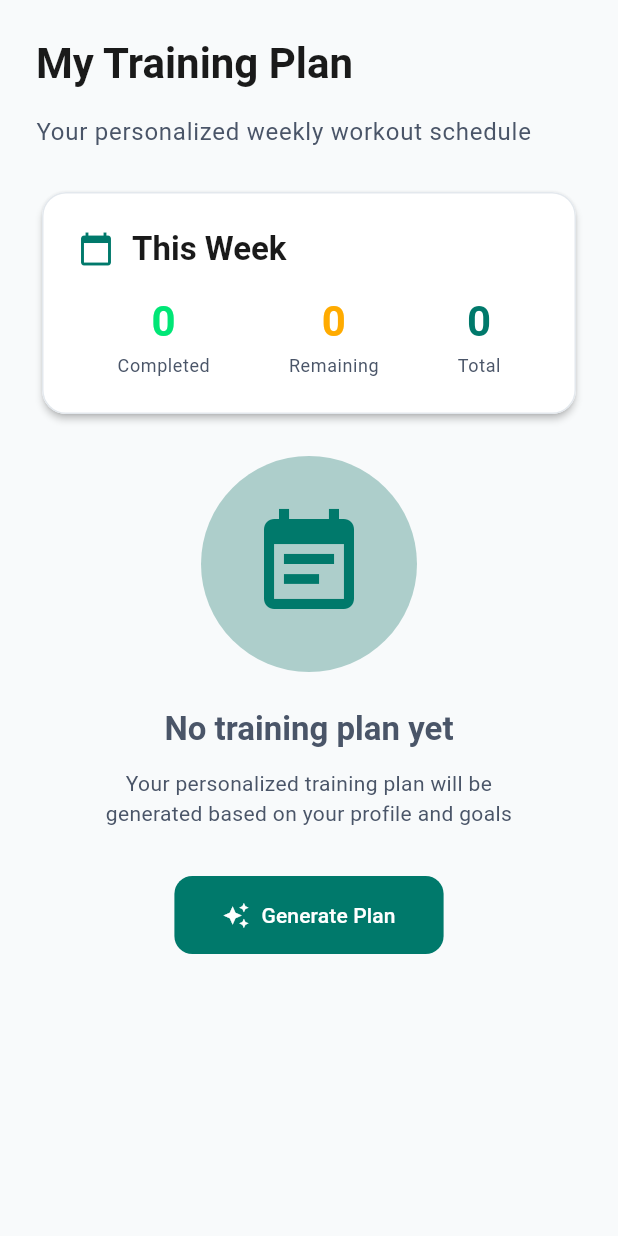
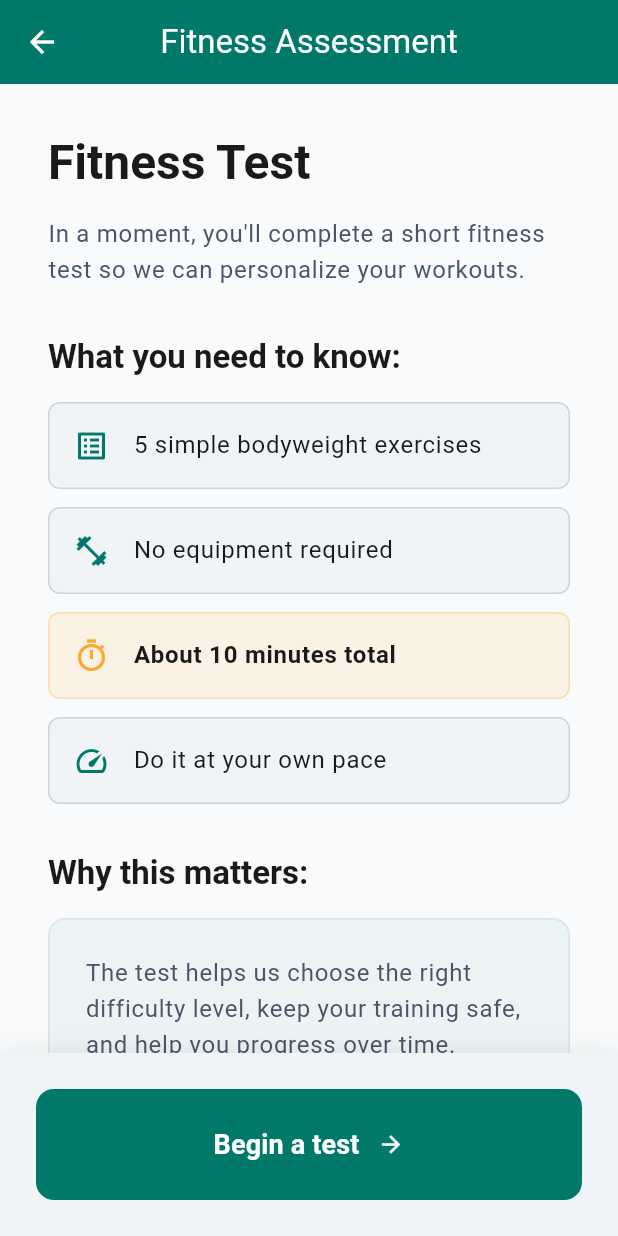
Before and after one commit to kmiszczynski/fitpilot, a Flutter app: the MyPlanScreen screen opened directly, after a tap on "Generate Plan", on a phone screen of 412 x 824 dp. Run offline on Flutter 3.47's test engine with Material 3 defaults, Android fonts, the phone set to English and light mode, and no system bars; our stand-ins replace cached_network_image, dartz, dio, equatable, flutter_secure_storage, font_awesome_flutter and 3 more; missing offline and left inert: amazon_cognito_identity_dart_2, flutter_appauth; accounts and stored records are empty.

Commit message:
Added introduction to fitness test screen.

```diff
--- /dev/null
+++ b/lib/screens/fitness_test_intro_screen.dart
@@ -0,0 +1,285 @@
+import 'package:flutter/material.dart';
+import '../constants/app_constants.dart';
+import '../core/theme/app_theme.dart';
+
+class FitnessTestIntroScreen extends StatelessWidget {
+  const FitnessTestIntroScreen({super.key});
+
+  @override
+  Widget build(BuildContext context) {
+    return Scaffold(
+      appBar: AppBar(
+        title: const Text('Fitness Assessment'),
+      ),
+      body: SafeArea(
+        child: Column(
+          children: [
+            Expanded(
+              child: SingleChildScrollView(
+                padding: const EdgeInsets.all(AppConstants.spacingXLarge),
+                child: Column(
+                  crossAxisAlignment: CrossAxisAlignment.start,
+                  children: [
+                    // Main Title
+                    Text(
+                      'Fitness Test',
+                      style:
+                          Theme.of(context).textTheme.headlineLarge?.copyWith(
+                                fontWeight: FontWeight.bold,
+                              ),
+                    ),
+                    const SizedBox(height: AppConstants.spacingMedium),
+
+                    // Intro Text
+                    Text(
+                      'In a moment, you\'ll complete a short fitness test so we can personalize your workouts.',
+                      style: Theme.of(context).textTheme.bodyLarge?.copyWith(
+                            color: AppTheme.getMutedTextColor(context),
+                            height: 1.5,
+                          ),
+                    ),
+                    const SizedBox(height: AppConstants.spacingXLarge),
+
+                    // What you need to know section
+                    _buildSectionTitle(context, 'What you need to know:'),
+                    const SizedBox(height: AppConstants.spacingMedium),
+                    _buildInfoCard(
+                      context,
+                      icon: Icons.list_alt,
+                      title: '5 simple bodyweight exercises',
+                    ),
+                    const SizedBox(height: AppConstants.spacingSmall),
+                    _buildInfoCard(
+                      context,
+                      icon: Icons.fitness_center_outlined,
+                      title: 'No equipment required',
+                    ),
+                    const SizedBox(height: AppConstants.spacingSmall),
+                    _buildInfoCard(
+                      context,
+                      icon: Icons.timer_outlined,
+                      title: 'About 10 minutes total',
+                      highlight: true,
+                    ),
+                    const SizedBox(height: AppConstants.spacingSmall),
+                    _buildInfoCard(
+                      context,
+                      icon: Icons.speed,
+                      title: 'Do it at your own pace',
+                    ),
+                    const SizedBox(height: AppConstants.spacingXLarge),
+
+                    // Why this matters section
+                    _buildSectionTitle(context, 'Why this matters:'),
+                    const SizedBox(height: AppConstants.spacingMedium),
+                    Container(
+                      padding: const EdgeInsets.all(AppConstants.spacingLarge),
+                      decoration: BoxDecoration(
+                        color: Theme.of(context)
+                            .colorScheme
+                            .primary
+                            .withOpacity(0.05),
+                        borderRadius: BorderRadius.circular(
+                          AppConstants.borderRadiusLarge,
+                        ),
+                        border: Border.all(
+                          color: Theme.of(context)
+                              .colorScheme
+                              .primary
+                              .withOpacity(0.1),
+                        ),
+                      ),
+                      child: Text(
+                        'The test helps us choose the right difficulty level, keep your training safe, and help you progress over time.',
+                        style: Theme.of(context).textTheme.bodyLarge?.copyWith(
+                              color: AppTheme.getMutedTextColor(context),
+                              height: 1.5,
+                            ),
+                      ),
+                    ),
+                    const SizedBox(height: AppConstants.spacingXLarge),
+
+                    // Important Notice
+                    Container(
+                      padding: const EdgeInsets.all(AppConstants.spacingLarge),
+                      decoration: BoxDecoration(
+                        color: Theme.of(context)
+                            .colorScheme
+                            .secondary
+                            .withOpacity(0.05),
+                        borderRadius: BorderRadius.circular(
+                          AppConstants.borderRadiusLarge,
+                        ),
+                        border: Border.all(
+                          color: Theme.of(context)
+                              .colorScheme
+                              .secondary
+                              .withOpacity(0.2),
+                        ),
+                      ),
+                      child: Row(
+                        crossAxisAlignment: CrossAxisAlignment.start,
+                        children: [
+                          Icon(
+                            Icons.info_outline,
+                            color: Theme.of(context).colorScheme.secondary,
+                            size: 24,
+                          ),
+                          const SizedBox(width: AppConstants.spacingMedium),
+                          Expanded(
+                            child: Column(
+                              crossAxisAlignment: CrossAxisAlignment.start,
+                              children: [
+                                Text(
+                                  'This is not a competition.',
+                                  style: Theme.of(context)
+                                      .textTheme
+                                      .titleMedium
+                                      ?.copyWith(
+                                        fontWeight: FontWeight.bold,
+                                      ),
+                                ),
+                                const SizedBox(height: 4),
+                                Text(
+                                  'Do your best and stop if anything feels painful.',
+                                  style: Theme.of(context)
+                                      .textTheme
+                                      .bodyMedium
+                                      ?.copyWith(
+                                        color:
+                                            AppTheme.getMutedTextColor(context),
+                                      ),
+                                ),
+                              ],
+                            ),
+                          ),
+                        ],
+                      ),
+                    ),
+                    const SizedBox(height: AppConstants.spacingXLarge),
+                  ],
+                ),
+              ),
+            ),
+
+            // Bottom Button
+            Container(
+              padding: const EdgeInsets.all(AppConstants.spacingLarge),
+              decoration: BoxDecoration(
+                color: Theme.of(context).colorScheme.surface,
+                boxShadow: [
+                  BoxShadow(
+                    color: Colors.black.withOpacity(0.05),
+                    blurRadius: 10,
+                    offset: const Offset(0, -5),
+                  ),
+                ],
+              ),
+              child: SafeArea(
+                top: false,
+                child: SizedBox(
+                  width: double.infinity,
+                  child: ElevatedButton(
+                    onPressed: () {
+                      // TODO: Navigate to fitness test
+                      ScaffoldMessenger.of(context).showSnackBar(
+                        const SnackBar(
+                          content: Text('Starting fitness test...'),
+                        ),
+                      );
+                    },
+                    style: ElevatedButton.styleFrom(
+                      padding: const EdgeInsets.symmetric(
+                        vertical: AppConstants.spacingLarge,
+                      ),
+                      shape: RoundedRectangleBorder(
+                        borderRadius: BorderRadius.circular(
+                          AppConstants.borderRadiusLarge,
+                        ),
+                      ),
+                    ),
+                    child: Row(
+                      mainAxisAlignment: MainAxisAlignment.center,
+                      children: [
+                        const Text(
+                          'Begin a test',
+                          style: TextStyle(
+                            fontSize: 18,
+                            fontWeight: FontWeight.bold,
+                          ),
+                        ),
+                        const SizedBox(width: AppConstants.spacingSmall),
+                        Icon(
+                          Icons.arrow_forward,
+                          color: Theme.of(context)
+                              .elevatedButtonTheme
+                              .style
+                              ?.foregroundColor
+                              ?.resolve({}),
+                        ),
+                      ],
+                    ),
+                  ),
+                ),
+              ),
+            ),
+          ],
+        ),
+      ),
+    );
+  }
+
+  Widget _buildSectionTitle(BuildContext context, String title) {
+    return Text(
+      title,
+      style: Theme.of(context).textTheme.titleLarge?.copyWith(
+            fontWeight: FontWeight.bold,
+          ),
+    );
+  }
+
+  Widget _buildInfoCard(
+    BuildContext context, {
+    required IconData icon,
+    required String title,
+    bool highlight = false,
+  }) {
+    return Container(
+      padding: const EdgeInsets.symmetric(
+        horizontal: AppConstants.spacingMedium,
+        vertical: AppConstants.spacingMedium,
+      ),
+      decoration: BoxDecoration(
+        color: highlight
+            ? Theme.of(context).colorScheme.tertiary.withOpacity(0.1)
+            : Theme.of(context).colorScheme.surface,
+        borderRadius: BorderRadius.circular(AppConstants.borderRadiusMedium),
+        border: Border.all(
+          color: highlight
+              ? Theme.of(context).colorScheme.tertiary.withOpacity(0.3)
+              : AppTheme.getDividerColor(context),
+        ),
+      ),
+      child: Row(
+        children: [
+          Icon(
+            icon,
+            color: highlight
+                ? Theme.of(context).colorScheme.tertiary
+                : Theme.of(context).colorScheme.primary,
+            size: 24,
+          ),
+          const SizedBox(width: AppConstants.spacingMedium),
+          Expanded(
+            child: Text(
+              title,
+              style: Theme.of(context).textTheme.bodyLarge?.copyWith(
+                    fontWeight: highlight ? FontWeight.w600 : FontWeight.normal,
+                  ),
+            ),
+          ),
+        ],
+      ),
+    );
+  }
+}
--- a/lib/screens/my_plan_screen.dart
+++ b/lib/screens/my_plan_screen.dart
@@ -1,6 +1,7 @@
 import 'package:flutter/material.dart';
 import '../constants/app_constants.dart';
 import '../core/theme/app_theme.dart';
+import 'fitness_test_intro_screen.dart';
 
 class MyPlanScreen extends StatelessWidget {
   const MyPlanScreen({super.key});
@@ -131,7 +132,12 @@ class MyPlanScreen extends StatelessWidget {
 
                     ElevatedButton.icon(
                       onPressed: () {
-                        // TODO: Generate training plan
+                        Navigator.push(
+                          context,
+                          MaterialPageRoute(
+                            builder: (context) => const FitnessTestIntroScreen(),
+                          ),
+                        );
                       },
                       icon: Icon(
                         Icons.auto_awesome,
```
